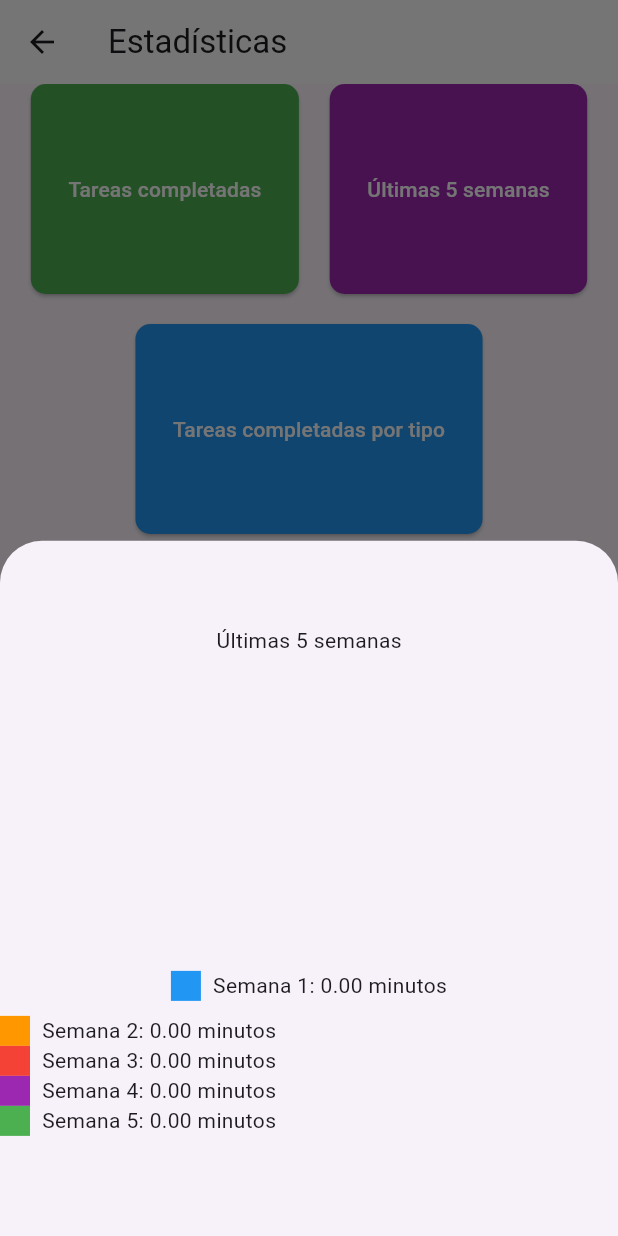
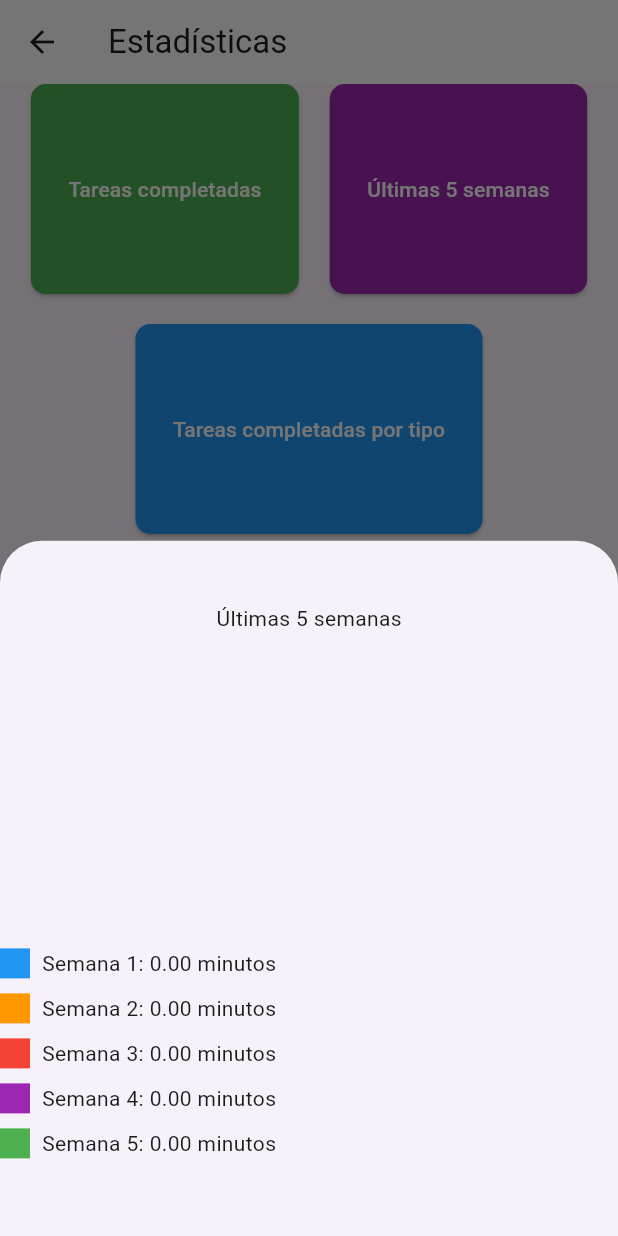
Before and after one commit to Elerij777/Calendario-Flutter, a Flutter app: the EstadisticaScreen screen opened directly, after a tap on "Últimas 5 semanas", on a phone screen of 412 x 824 dp. Run offline on Flutter 3.47's test engine with Material 3 defaults, Android fonts, the phone set to English and light mode, and no system bars; our stand-ins replace date_picker_timeline, flutter_local_notifications, flutter_staggered_animations, get, get_storage, sqflite and 1 more; missing offline and left inert: android_alarm_manager_plus; accounts and stored records are empty.

Commit message:
Agreado una nueva estadistica

```diff
--- a/notification_app/lib/ui/widgets/Estadistics.dart
+++ b/notification_app/lib/ui/widgets/Estadistics.dart
@@ -26,9 +26,13 @@ class _EstadisticaScreenState extends State<EstadisticaScreen> {
   double _semana4Minutos = 0.0;
   double _semana5Minutos = 0.0;
   late double tiempototal5semanas = 0.0;
-
-  List<String> _weekLabels = [];
-  List<int> _timeSpentData = [];
+  double _week1Minutes = 0.0;
+  double _week2Minutes = 0.0;
+  double _week3Minutes = 0.0;
+  double _week4Minutes = 0.0;
+  double _week5Minutes = 0.0;
+  double _week6Minutes = 0.0;
+  double totalSixWeeksTime = 0.0;
 
   void _showChart(String chartName) {
     showModalBottomSheet(
@@ -48,10 +52,8 @@ class _EstadisticaScreenState extends State<EstadisticaScreen> {
                     size: const Size(200, 200),
                     painter: PieChartPainter(
                       percentages: [
-                        _completedTasks /
-                            (_completedTasks + _incompleteTasks),
-                        _incompleteTasks /
-                            (_completedTasks + _incompleteTasks),
+                        _completedTasks / (_completedTasks + _incompleteTasks),
+                        _incompleteTasks / (_completedTasks + _incompleteTasks),
                       ],
                       colors: [Colors.green, Colors.red],
                     ),
@@ -159,14 +161,9 @@ class _EstadisticaScreenState extends State<EstadisticaScreen> {
                 ),
               ),
               Column(children: [
-                Row(
-                  mainAxisAlignment: MainAxisAlignment.spaceEvenly,
-                  children: [
                 _buildLegend(
                   'Semana 1: ${_semana1Minutos.toStringAsFixed(2)} minutos',
                   Colors.blue,
-                    )
-                  ],
                 ),
                 const SizedBox(height: 10),
                 Row(
@@ -176,6 +173,7 @@ class _EstadisticaScreenState extends State<EstadisticaScreen> {
                         Colors.orange),
                   ],
                 ),
+                const SizedBox(height: 10),
                 Row(
                   children: [
                     _buildLegend(
@@ -183,6 +181,7 @@ class _EstadisticaScreenState extends State<EstadisticaScreen> {
                         Colors.red),
                   ],
                 ),
+                const SizedBox(height: 10),
                 Row(
                   children: [
                     _buildLegend(
@@ -190,6 +189,7 @@ class _EstadisticaScreenState extends State<EstadisticaScreen> {
                         Colors.purple),
                   ],
                 ),
+                const SizedBox(height: 10),
                 Row(
                   children: [
                     _buildLegend(
@@ -197,9 +197,66 @@ class _EstadisticaScreenState extends State<EstadisticaScreen> {
                         Colors.green),
                   ],
                 )
-              ]),const SizedBox(height: 10),
+              ]),
+              const SizedBox(height: 10),
             ],
           );
+        } else if (chartName == 'nextSixWeeks') {
+          return Column(mainAxisAlignment: MainAxisAlignment.center, children: [
+            const Text('Proximas 6 semanas'),
+            Padding(
+                padding: const EdgeInsets.symmetric(horizontal: 16.0),
+                child: SizedBox(
+                    width: 200,
+                    height: 210,
+                    child: CustomPaint(
+                        size: const Size(200, 200),
+                        painter: PieChartPainter(percentages: [
+                          _week1Minutes / totalSixWeeksTime,
+                          _week2Minutes / totalSixWeeksTime,
+                          _week3Minutes / totalSixWeeksTime,
+                          _week4Minutes / totalSixWeeksTime,
+                          _week5Minutes / totalSixWeeksTime,
+                          _week6Minutes / totalSixWeeksTime,
+                        ], colors: [
+                          Colors.blue,
+                          Colors.orange,
+                          Colors.red,
+                          Colors.purple,
+                          Colors.green,
+                          Colors.yellow,
+                        ])))),
+            _buildLegend(
+              'Semana 1: ${_week1Minutes.toStringAsFixed(2)} minutos',
+              Colors.blue,
+            ),
+            const SizedBox(height: 10),
+            _buildLegend(
+              'Semana 2: ${_week2Minutes.toStringAsFixed(2)} minutos',
+              Colors.orange,
+            ),
+            const SizedBox(height: 10),
+            _buildLegend(
+              'Semana 3: ${_week3Minutes.toStringAsFixed(2)} minutos',
+              Colors.red,
+            ),
+            const SizedBox(height: 10),
+            _buildLegend(
+              'Semana 4: ${_week4Minutes.toStringAsFixed(2)} minutos',
+              Colors.purple,
+            ),
+            const SizedBox(height: 10),
+            _buildLegend(
+              'Semana 5: ${_week5Minutes.toStringAsFixed(2)} minutos',
+              Colors.green,
+            ),
+            const SizedBox(height: 10),
+            _buildLegend(
+              'Semana 6: ${_week6Minutes.toStringAsFixed(2)} minutos',
+              Colors.yellow,
+            ),
+            const SizedBox(height: 10),
+          ]);
         } else {
           return const SizedBox.shrink();
         }
@@ -216,6 +273,70 @@ class _EstadisticaScreenState extends State<EstadisticaScreen> {
   void _loadTasks() async {
     _loadCompletedTaskStats();
     await _loadTimeSpentLastFiveWeeks();
+    _loadTimeSpentNextSixWeeks();
+  }
+
+  Future<void> _loadTimeSpentNextSixWeeks() async {
+    DateTime currentDate = DateTime.now();
+    DateTime sixWeeksLater = currentDate.add(const Duration(days: 6 * 7));
+
+    List<Task> tasks = await DBHelper.queryTasks();
+    double week1Minutes = 0.0;
+    double week2Minutes = 0.0;
+    double week3Minutes = 0.0;
+    double week4Minutes = 0.0;
+    double week5Minutes = 0.0;
+    double week6Minutes = 0.0;
+
+    tasks.forEach((task) {
+      String formattedDate =
+          '${task.date.split('/')[2]}-${task.date.split('/')[0].padLeft(2, '0')}-${task.date.split('/')[1].padLeft(2, '0')}';
+      DateTime endTime = DateTime.parse("$formattedDate ${task.endTime}");
+
+      if (endTime.isBefore(sixWeeksLater)) {
+        DateTime taskWeek = _getStartOfWeek(endTime);
+        int taskDuration = _calculateTaskDuration(task);
+
+        if (taskWeek.add(const Duration(days: 7)).isAfter(currentDate)) {
+          week1Minutes += taskDuration;
+        } else if (taskWeek
+            .add(const Duration(days: 14))
+            .isAfter(currentDate)) {
+          week2Minutes += taskDuration;
+        } else if (taskWeek
+            .add(const Duration(days: 21))
+            .isAfter(currentDate)) {
+          week3Minutes += taskDuration;
+        } else if (taskWeek
+            .add(const Duration(days: 28))
+            .isAfter(currentDate)) {
+          week4Minutes += taskDuration;
+        } else if (taskWeek
+            .add(const Duration(days: 35))
+            .isAfter(currentDate)) {
+          week5Minutes += taskDuration;
+        } else if (taskWeek
+            .add(const Duration(days: 42))
+            .isAfter(currentDate)) {
+          week6Minutes += taskDuration;
+        }
+      }
+    });
+
+    setState(() {
+      _week1Minutes = week1Minutes;
+      _week2Minutes = week2Minutes;
+      _week3Minutes = week3Minutes;
+      _week4Minutes = week4Minutes;
+      _week5Minutes = week5Minutes;
+      _week6Minutes = week6Minutes;
+      totalSixWeeksTime = week1Minutes +
+          week2Minutes +
+          week3Minutes +
+          week4Minutes +
+          week5Minutes +
+          week6Minutes;
+    });
   }
 
   Future<void> _loadTimeSpentLastFiveWeeks() async {
@@ -238,13 +359,19 @@ class _EstadisticaScreenState extends State<EstadisticaScreen> {
         DateTime taskWeek = _getStartOfWeek(endTime);
         int taskDuration = _calculateTaskDuration(task);
 
-        if (taskWeek.isAtSameMomentAs(currentDate)) {
+        if (taskWeek.add(const Duration(days: 7)).isAfter(currentDate)) {
           semana1Minutos += taskDuration;
-        } else if (taskWeek.add(const Duration(days: 7)).isAfter(currentDate)) {
+        } else if (taskWeek
+            .add(const Duration(days: 14))
+            .isAfter(currentDate)) {
           semana2Minutos += taskDuration;
-        } else if (taskWeek.add(const Duration(days: 14)).isAfter(currentDate)) {
+        } else if (taskWeek
+            .add(const Duration(days: 21))
+            .isAfter(currentDate)) {
           semana3Minutos += taskDuration;
-        } else if (taskWeek.add(const Duration(days: 21)).isAfter(currentDate)) {
+        } else if (taskWeek
+            .add(const Duration(days: 28))
+            .isAfter(currentDate)) {
           semana4Minutos += taskDuration;
         } else {
           semana5Minutos += taskDuration;
@@ -385,6 +512,12 @@ Widget build(BuildContext context) {
                   ),
                 ],
               ),
+              const SizedBox(height: 20),
+              Row(mainAxisAlignment: MainAxisAlignment.spaceEvenly, children: [
+                _buildButton(context, 'Procimas 6 semanas', Colors.orange, () {
+                  _showChart('nextSixWeeks');
+                })
+              ])
             ],
           ),
         ),
@@ -392,11 +525,13 @@ Widget build(BuildContext context) {
     );
   }
 
-Widget _buildButton(BuildContext context, String text, Color color, Function onPressed) {
+  Widget _buildButton(
+      BuildContext context, String text, Color color, Function onPressed) {
     return ElevatedButton(
       onPressed: () => onPressed(),
       style: ElevatedButton.styleFrom(
-      foregroundColor: Colors.white, backgroundColor: color,
+        foregroundColor: Colors.white,
+        backgroundColor: color,
         shape: RoundedRectangleBorder(
           borderRadius: BorderRadius.circular(10),
         ),
```
Also changed, not shown: notification_app/lib/ui/widgets/add_task_bar.dart (+5 -7 lines). Lines whose indentation alone changed are shown as unchanged.
